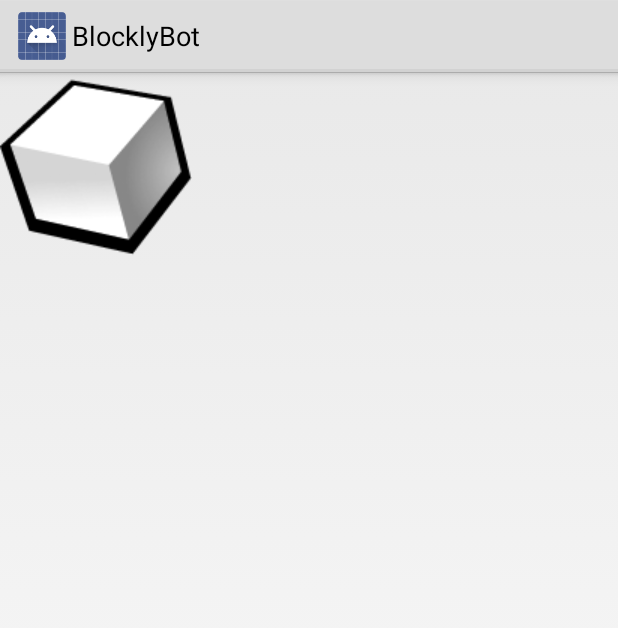
After one commit to tharvey/BlocklyBot, an Android app: the layout about.xml on its own in the app's theme, with its tools: preview values and no code run, on a phone screen of 412 x 824 dp. The commit adds this screen. Shown: the top 628 px of the screen. Run offline under Robolectric (Android 15) with nearby library versions, the phone set to English and light mode, and no system bars.

Commit message:
Add about dialog
Signed-off-by: Tim Harvey <harvey.tim@gmail.com>

```diff
--- a/blocklybot/src/main/java/com/tharvey/blocklybot/BLEScanActivity.java
+++ b/blocklybot/src/main/java/com/tharvey/blocklybot/BLEScanActivity.java
@@ -140,7 +140,7 @@ public class BLEScanActivity extends Activity {
 
     @Override
     public boolean onCreateOptionsMenu(Menu menu) {
-        getMenuInflater().inflate(R.menu.main, menu);
+        getMenuInflater().inflate(R.menu.scan, menu);
         if (!mScanning) {
             menu.findItem(R.id.menu_stop).setVisible(false);
             menu.findItem(R.id.menu_scan).setVisible(true);
--- a/blocklybot/src/main/java/com/tharvey/blocklybot/BluetoothScanActivity.java
+++ b/blocklybot/src/main/java/com/tharvey/blocklybot/BluetoothScanActivity.java
@@ -131,7 +131,7 @@ public class BluetoothScanActivity extends Activity {
 
     @Override
     public boolean onCreateOptionsMenu(Menu menu) {
-        getMenuInflater().inflate(R.menu.main, menu);
+        getMenuInflater().inflate(R.menu.scan, menu);
         if (!mScanning) {
             menu.findItem(R.id.menu_stop).setVisible(false);
             menu.findItem(R.id.menu_scan).setVisible(true);
--- /dev/null
+++ b/blocklybot/src/main/res/layout/about.xml
@@ -0,0 +1,31 @@
+<?xml version="1.0" encoding="utf-8"?>
+<TableLayout
+    xmlns:android="http://schemas.android.com/apk/res/android"
+    android:layout_width="wrap_content"
+    android:layout_height="wrap_content"
+    android:stretchColumns="*">
+    <TableRow>
+        <ImageView
+            android:layout_width="wrap_content"
+            android:layout_height="wrap_content"
+            android:src="@drawable/cube"
+            android:layout_gravity="left|center"/>
+        <TextView
+            android:id="@+id/info_text"
+            android:gravity="center"
+            android:layout_gravity="center"
+            android:layout_width="fill_parent"
+            android:layout_height="fill_parent" />
+    </TableRow>
+    <TableRow>
+        <TextView
+            android:id="@+id/legal_text"
+            android:layout_width="fill_parent"
+            android:layout_height="wrap_content"
+            android:textSize="10dip"
+            android:textStyle="italic"
+            android:layout_span="2"
+            android:layout_margin="8dip"
+            android:textColor="#cccccc" />
+    </TableRow>
+</TableLayout>
--- /dev/null
+++ b/blocklybot/src/main/res/menu/scan.xml
@@ -0,0 +1,29 @@
+<?xml version="1.0" encoding="utf-8"?>
+<!-- Copyright (C) 2013 The Android Open Source Project
+
+     Licensed under the Apache License, Version 2.0 (the "License");
+     you may not use this file except in compliance with the License.
+     You may obtain a copy of the License at
+
+          http://www.apache.org/licenses/LICENSE-2.0
+
+     Unless required by applicable law or agreed to in writing, software
+     distributed under the License is distributed on an "AS IS" BASIS,
+     WITHOUT WARRANTIES OR CONDITIONS OF ANY KIND, either express or implied.
+     See the License for the specific language governing permissions and
+     limitations under the License.
+-->
+<menu xmlns:android="http://schemas.android.com/apk/res/android">
+    <item android:id="@+id/menu_refresh"
+          android:checkable="false"
+          android:orderInCategory="1"
+          android:showAsAction="ifRoom"/>
+    <item android:id="@+id/menu_scan"
+          android:title="@string/menu_scan"
+          android:orderInCategory="100"
+          android:showAsAction="ifRoom|withText"/>
+    <item android:id="@+id/menu_stop"
+          android:title="@string/menu_stop"
+          android:orderInCategory="101"
+          android:showAsAction="ifRoom|withText"/>
+</menu>
--- /dev/null
+++ b/blocklybot/src/main/res/raw/info.txt
@@ -0,0 +1,6 @@
+<h3>BlocklyBot</h3>
+Version 0.1<br>
+Copyright 2016<br>
+Tim Harvey harvey.tim@gmail.com<br>
+<b>www.github.com/tharvey/BlocklyBot/wiki</b><br>
+<br>
--- /dev/null
+++ b/blocklybot/src/main/res/raw/legal.txt
@@ -0,0 +1,4 @@
+All rights reserved. Not liable for any damage incurred from
+use of this software including but not limited to: monetary loss,
+temporary paralysis, halitosis, spontaneous combustion,
+road rash, and or premature hair loss.
```
Also changed, not shown: blocklybot/src/main/java/com/tharvey/blocklybot/AboutDialog.java (added, +51 -0 lines), blocklybot/src/main/java/com/tharvey/blocklybot/MainActivity.java (+25 -3 lines), blocklybot/src/main/res/menu/main.xml (+4 -26 lines), blocklybot/src/main/res/drawable/cube.png (added).
